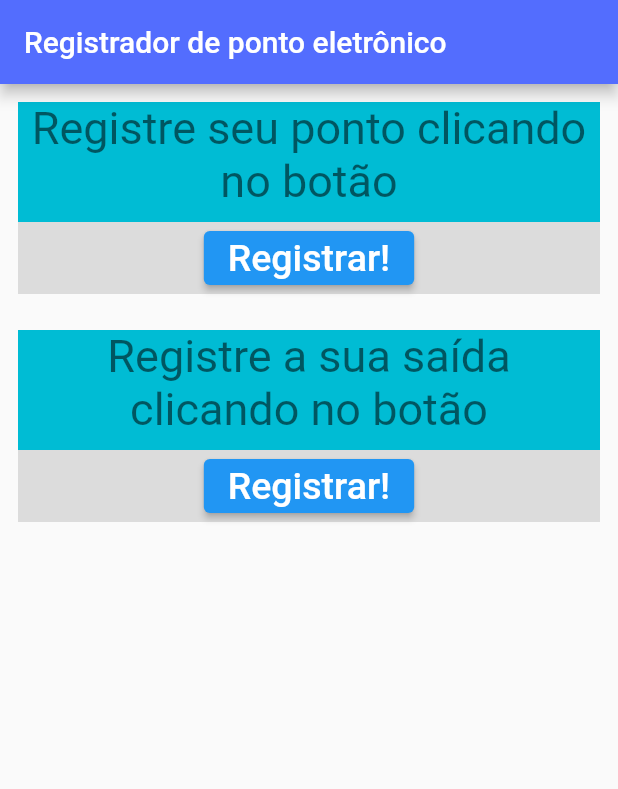
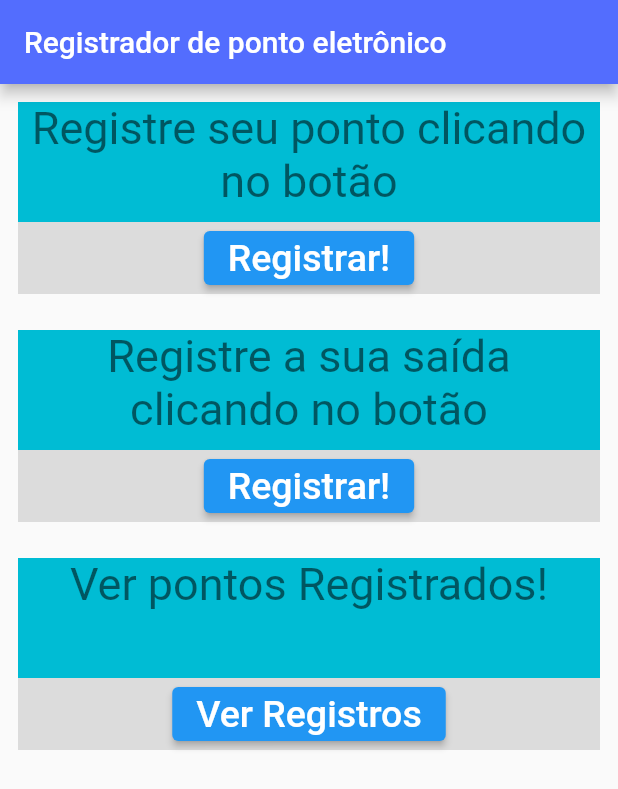
Before and after one commit to adrianorsl/Flutter-registro, a Flutter app: the screen it shows after launch, on a phone screen of 412 x 824 dp. Shown: the top 789 px of the screen. Run offline on Flutter 3.47's test engine with Material 2 defaults, Android fonts, the light colour scheme and no system bars; our stand-ins replace sqflite; missing offline and left inert: dart:ffi; accounts and stored records are empty.

Commit message:
Usando o Db

```diff
--- a/lib/inicial.dart
+++ b/lib/inicial.dart
@@ -1,6 +1,7 @@
 import 'package:flutter/material.dart';
 import 'package:meu_primeiro_projeto/Telas.dart';
-
+import 'package:meu_primeiro_projeto/task_dao.dart';
+import 'package:intl/intl.dart';
 
 class inicial extends StatelessWidget {
   const inicial({super.key});
@@ -20,12 +21,16 @@ class inicial extends StatelessWidget {
         body: ListView(children: [
           Entrada('Registre seu ponto clicando no botão'),
           Saida('Registre a sua saída clicando no botão'),
+          Ver('Ver pontos Registrados!'),
         ]),
         //floatingActionButton: FloatingActionButton(onPressed: () {}),
       ),
     );
   }
 }
+
+
+DateTime now = DateTime.now();
 
 class Entrada extends StatefulWidget {
   final String nome;
@@ -37,6 +42,10 @@ class Entrada extends StatefulWidget {
 }
 
 class _EntradaState extends State<Entrada> {
+
+  String tipo = 'Entrada';
+  String data = DateFormat('dd-MM-yyyy – kk:mm').format(DateTime.now());
+
   @override
   Widget build(BuildContext context) {
     return Padding(
@@ -60,6 +69,7 @@ class _EntradaState extends State<Entrada> {
             ),
             ElevatedButton(
               onPressed: () {
+                TaskDao().save(tipo, data);
                 setState(() {
                   Navigator.push(context, MaterialPageRoute(builder: (context) => EnterScreen()));
                 });
@@ -83,6 +93,10 @@ class Saida extends StatefulWidget {
 }
 
 class _SaidaState extends State<Saida> {
+
+  String tipo = 'Saída';
+  String data = DateFormat('dd-MM-yyyy – kk:mm').format(DateTime.now());
+
   @override
   Widget build(BuildContext context) {
     return Padding(
@@ -106,6 +120,7 @@ class _SaidaState extends State<Saida> {
             ),
             ElevatedButton(
               onPressed: () {
+                TaskDao().save(tipo, data);
                 setState(() {
                   Navigator.push(context, MaterialPageRoute(builder: (context) => ExitScreen()));
                 });
@@ -119,3 +134,48 @@ class _SaidaState extends State<Saida> {
     );
   }
 }
+
+class Ver extends StatefulWidget {
+  final String nome;
+
+  const Ver(this.nome, {Key? key}) : super(key: key);
+
+  @override
+  State<Ver> createState() => _ver();
+}
+
+class _ver extends State<Ver> {
+
+  @override
+  Widget build(BuildContext context) {
+    return Padding(
+      padding: const EdgeInsets.all(12.0),
+      child: Container(
+        color: Colors.black12,
+        child: Column(
+          children: [
+            Container(
+              color: Colors.cyan,
+              height: 80,
+              width: 400,
+              child: Text(
+                widget.nome,
+                style: TextStyle(
+                  color: Colors.black54,
+                  fontSize: 30,
+                ),
+                textAlign: TextAlign.center,
+              ),
+            ),
+            ElevatedButton(
+              onPressed: () {
+                TaskDao().findAll();
+              },
+              child: Text('Ver Registros', style: TextStyle(fontSize: 25)),
+            ),
+          ],
+        ),
+      ),
+    );
+  }
+}
--- /dev/null
+++ b/lib/task_dao.dart
@@ -0,0 +1,49 @@
+import 'dart:ffi';
+import 'package:meu_primeiro_projeto/dataBase.dart';
+import 'package:sqflite/sqflite.dart';
+
+class TaskDao {
+  static const String tableSql = 'CREATE TABLE $_tablename('
+      '$_id INTEGER PRIMARY KEY AUTOINCREMENT, '
+      '$_type TEXT, '
+      '$_date TEXT)';
+
+  static const String _tablename = 'taskTable';
+  static const String _id = 'id';
+  static const String _type = 'tipo';
+  static const String _date = 'data';
+
+  save(String tipo, String data) async {
+    print('Salvando');
+    final Map<String, dynamic> mapa = Map();
+    mapa[_type] = tipo;
+    mapa[_date] = data;
+    final Database bancoDados = await getDatabase();
+    return await bancoDados.insert(_tablename, mapa);
+  }
+
+  Future findAll() async {
+    print('Acessando o findAll');
+    final Database bancoDados = await getDatabase();
+    final List<Map<String, dynamic>> result =
+        await bancoDados.query(_tablename);
+    print('Encontrado: $result');
+  }
+
+  Future find(String data) async {
+    print('Acessando o find');
+    final Database bancoDados = await getDatabase();
+    final List<Map<String, dynamic>> result = await bancoDados.query(
+      _tablename,
+      where: '$_date = ?',
+      whereArgs: [data],
+    );
+    print('Encontrado: $result');
+  }
+
+  delete(Int id) async {
+    print('Deletando um dado.');
+    final Database bancoDados = await getDatabase();
+    return bancoDados.delete(_tablename, where: '$_id = ?', whereArgs: [id]);
+  }
+}
--- a/pubspec.yaml
+++ b/pubspec.yaml
@@ -31,11 +31,15 @@ environment:
 dependencies:
   flutter:
     sdk: flutter
+  sqflite: ^2.1.0+1
+  intl: ^0.17.0
+
 
 
   # The following adds the Cupertino Icons font to your application.
   # Use with the CupertinoIcons class for iOS style icons.
   cupertino_icons: ^1.0.2
+
 
 dev_dependencies:
   flutter_test:
```
Also changed, not shown: lib/Telas.dart (+7 -1 lines), lib/dataBase.dart (added, +10 -0 lines), pubspec.lock.
